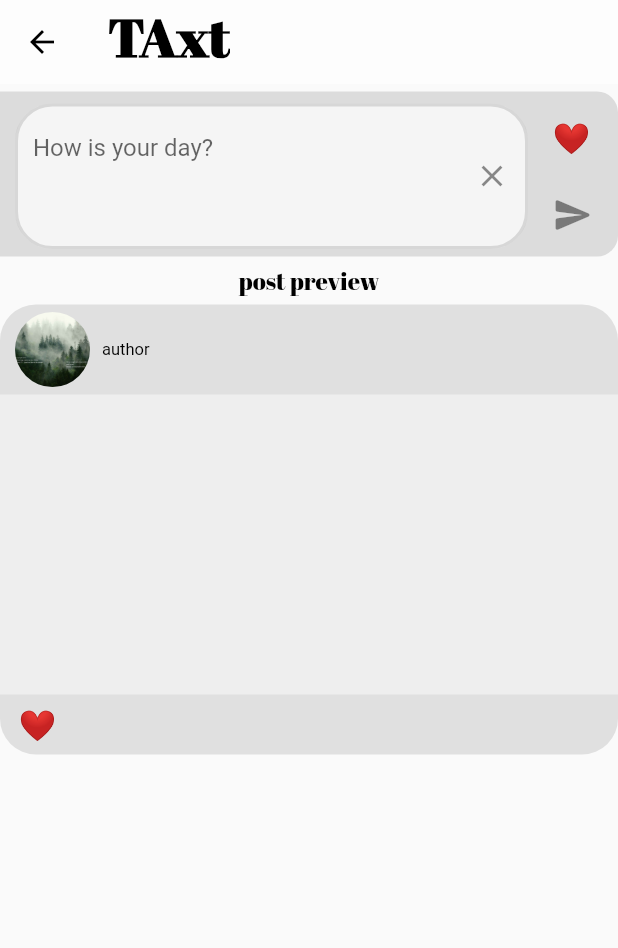
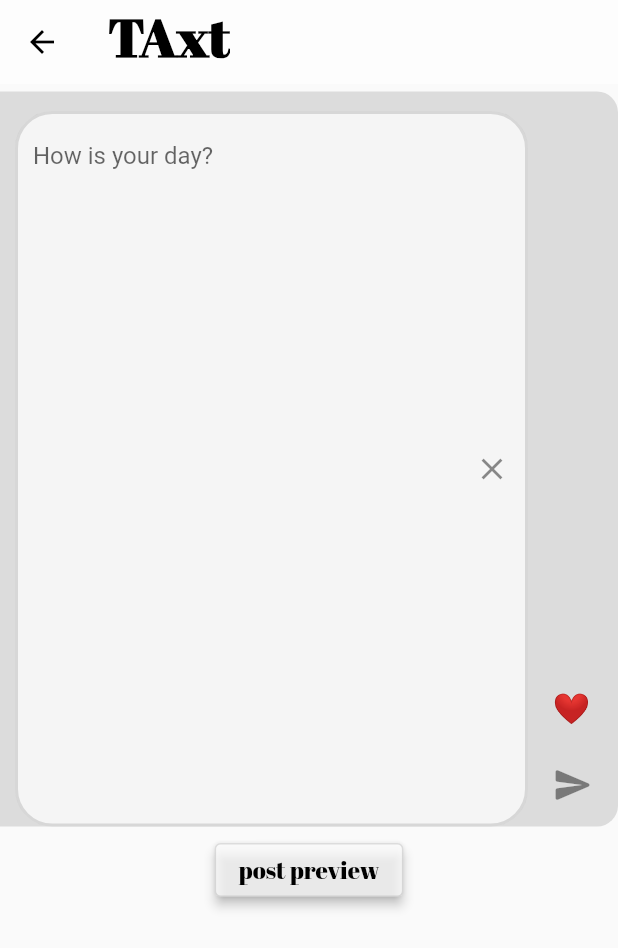
Before and after one commit to ychia112/TAxt_SocialMedia, a Flutter app: the UserPost screen opened directly, on a phone screen of 412 x 824 dp. Shown: the top 948 px of the screen. Run offline on Flutter 3.47's test engine with Material 2 defaults, Android fonts, the phone set to English and light mode, and no system bars; our stand-ins replace flutter_dotenv, google_fonts, google_nav_bar, image_picker, shared_preferences, slider_button; missing offline and left inert: ethereum_addresses, walletconnect_dart, web3dart; accounts and stored records are empty.

Commit message:
change layout of input post(v2)

```diff
--- a/lib/pages/post_page.dart
+++ b/lib/pages/post_page.dart
@@ -12,6 +12,8 @@ import '../providers/metamask_provider.dart';
 import '../utils/blockchain.dart';
 import '../utils/mood.dart';
 import 'package:google_fonts/google_fonts.dart';
+
+import '../widgets/additionaltext.dart';
 
 
 class UserPost extends StatefulWidget {
@@ -184,11 +186,10 @@ class _UserPostState extends State<UserPost> {
                         decoration: const BoxDecoration(
                             borderRadius: BorderRadius.only(topRight:Radius.circular(14),bottomRight:Radius.circular(14)),
                             color: Colors.black12,
-
                         ),
                         constraints: const BoxConstraints(
-                          minHeight: 100,
-                          maxHeight: 110,
+                          minHeight: 470,
+                          maxHeight: 490,
                         ),
                         child:
                         Row( //showing the input area
@@ -198,13 +199,13 @@ class _UserPostState extends State<UserPost> {
                               Container(
                                 padding:const EdgeInsets.only(left:5,right: 5), color: Colors.transparent,
                                 width: MediaQuery.of(context).size.width-60,
-                                height: 100,
+                                height:MediaQuery.of(context).size.height-180,
                                 alignment: Alignment.bottomCenter,
                                 child:
                                 TextFormField(
                                   keyboardType: TextInputType.multiline,
-                                  minLines: 3,
-                                  maxLines:3,
+                                  minLines: 23,
+                                  maxLines:23,
                                   controller: _textController,
                                   decoration: InputDecoration(
                                     hintText: 'How is your day?',
@@ -228,6 +229,7 @@ class _UserPostState extends State<UserPost> {
                                         _textController.clear();
                                       },
                                       icon: const Icon(Icons.clear),
+                                      alignment: AlignmentDirectional.center,
                                     ),
 
                                   ),
@@ -235,6 +237,8 @@ class _UserPostState extends State<UserPost> {
                               ),
                               //Container(padding:const EdgeInsets.only(right: 5), color: Colors.transparent,),
                               Column(
+                                mainAxisAlignment: MainAxisAlignment.end,
+                                crossAxisAlignment: CrossAxisAlignment.center,
                                 children: [
                                   Container(
                                     width: 50,
@@ -308,100 +312,108 @@ class _UserPostState extends State<UserPost> {
                         ),
                       ),
                       const Padding(padding: EdgeInsets.only(bottom: 5),),
-                      Text("post preview",
-                        style: GoogleFonts.abrilFatface(
-                        textStyle: const TextStyle(
-                            fontSize: 16,
-                            fontWeight: FontWeight.normal,
-                            color: Colors.black,
-                        ),),),
-                      Container(
-                        padding: const EdgeInsets.only(top: 5,bottom: 5),
-                        decoration: const BoxDecoration(
-                          //color:  Colors.grey,
+                      OutlinedButton(
+                          onPressed: null,
+                          style:OutlinedButton.styleFrom(
+                            elevation: 3,
+                            backgroundColor: Colors.white70,
 
-                        ),
-                        height:410 ,
-                        constraints: BoxConstraints(
-                          minHeight: 200,
-                          //maxHeight: 420,
-                          maxWidth: MediaQuery.of(context).size.width,
-                        ),
-                        child: SingleChildScrollView(
-                          child:
-                           Container(
-                          decoration: BoxDecoration(
-                            borderRadius: BorderRadius.circular(24.0),
-                            color:  Colors.grey.shade300,
                           ),
-                          child:
-                            Column(
-                              mainAxisAlignment: MainAxisAlignment.center,
-                              crossAxisAlignment: CrossAxisAlignment.center,
-                              children: [
-                                Row(
-                                  children:[
-                                    const Padding(padding: EdgeInsets.only(top:60.0,left: 10)),
-                                    ClipOval(
-                                        child: Image.asset('assets/images/2.jpg', width: 50, height: 50, fit: BoxFit.cover,)
-                                    ),
-                                    const SizedBox(width: 8),
-                                    const Text(
-                                      "author", // Replace with desired emoji//happy
-                                      style: TextStyle(fontSize: 11.0, color: Colors.black),
-                                    ),
-                                  ],
-                                ),
-                                Row(
-                                    children: [
-                                      Center(
-                                          child: Container(
-                                              padding: const EdgeInsets.all(16),
-                                              alignment: Alignment.center,
-                                              constraints: BoxConstraints(
-                                                minHeight: 200,
-                                                maxWidth: MediaQuery.of(context).size.width,
-                                              ),
-                                              decoration: BoxDecoration(
-                                                color:  Colors.grey.shade200,
-                                              ),
-                                              child: Container( //未超出指定行数的话全部显示
-                                                child: _printLatestValue(_textController.text),
-                                              )
-                                          )
-                                      )
-                                    ]),
-                                Row(
-                                  children: [
-                                    SizedBox(
-                                        width: 50,
-                                        height: 40,
-                                        //color: Colors.black26,
-                                        child: RawMaterialButton(
-                                          onPressed: () {},
-                                          // fillColor: Colors.transparent,
-                                          highlightColor:Colors.transparent,
-                                          splashColor:Colors.transparent,
-                                          hoverColor:Colors.transparent,
-                                          shape: const CircleBorder(),
-                                          child: Text(
-                                            moodEmoji[_usermood.index], // Replace with desired emoji//happy
-                                            style: const TextStyle(fontSize: 20.0, color: Colors.white),
-                                          ),
-                                        )
-                                    ),
-                                    //const Spacer(),
-                                    // if(dateTimeString != "")
-                                    //   Text(displayDateTime(dateTimeString)),
-                                    //const SizedBox(width: 10,)
-                                  ],
-                                ),
-                              ],
-                            ),
-                          ),
+                          child: Text("post preview",
+                            style: GoogleFonts.abrilFatface(
+                              textStyle: const TextStyle(
+                                fontSize: 16,
+                                fontWeight: FontWeight.normal,
+                                color: Colors.black,
 
-                        ),
-                      ),
+                              ),),),)
+                      // Container(
+                      //   padding: const EdgeInsets.only(top: 5,bottom: 5),
+                      //   decoration: const BoxDecoration(
+                      //     //color:  Colors.grey,
+                      //
+                      //   ),
+                      //   height:410 ,
+                      //   constraints: BoxConstraints(
+                      //     minHeight: 200,
+                      //     //maxHeight: 420,
+                      //     maxWidth: MediaQuery.of(context).size.width,
+                      //   ),
+                      //   child: SingleChildScrollView(
+                      //     child:
+                      //      Container(
+                      //     decoration: BoxDecoration(
+                      //       borderRadius: BorderRadius.circular(24.0),
+                      //       color:  Colors.grey.shade300,
+                      //     ),
+                      //     child:
+                      //       Column(
+                      //         mainAxisAlignment: MainAxisAlignment.center,
+                      //         crossAxisAlignment: CrossAxisAlignment.center,
+                      //         children: [
+                      //           Row(
+                      //             children:[
+                      //               const Padding(padding: EdgeInsets.only(top:60.0,left: 10)),
+                      //               ClipOval(
+                      //                   child: Image.asset('assets/images/2.jpg', width: 50, height: 50, fit: BoxFit.cover,)
+                      //               ),
+                      //               const SizedBox(width: 8),
+                      //               const Text(
+                      //                 "author", // Replace with desired emoji//happy
+                      //                 style: TextStyle(fontSize: 11.0, color: Colors.black),
+                      //               ),
+                      //             ],
+                      //           ),
+                      //           Row(
+                      //               children: [
+                      //                 Center(
+                      //                     child: Container(
+                      //                         padding: const EdgeInsets.all(16),
+                      //                         alignment: Alignment.center,
+                      //                         constraints: BoxConstraints(
+                      //                           minHeight: 200,
+                      //                           maxWidth: MediaQuery.of(context).size.width,
+                      //                         ),
+                      //                         decoration: BoxDecoration(
+                      //                           color:  Colors.grey.shade200,
+                      //                         ),
+                      //                         child: Container( //未超出指定行数的话全部显示
+                      //                           child: _printLatestValue(_textController.text),
+                      //                         )
+                      //                     )
+                      //                 )
+                      //               ]),
+                      //           Row(
+                      //             children: [
+                      //               SizedBox(
+                      //                   width: 50,
+                      //                   height: 40,
+                      //                   //color: Colors.black26,
+                      //                   child: RawMaterialButton(
+                      //                     onPressed: () {},
+                      //                     // fillColor: Colors.transparent,
+                      //                     highlightColor:Colors.transparent,
+                      //                     splashColor:Colors.transparent,
+                      //                     hoverColor:Colors.transparent,
+                      //                     shape: const CircleBorder(),
+                      //                     child: Text(
+                      //                       moodEmoji[_usermood.index], // Replace with desired emoji//happy
+                      //                       style: const TextStyle(fontSize: 20.0, color: Colors.white),
+                      //                     ),
+                      //                   )
+                      //               ),
+                      //               //const Spacer(),
+                      //               // if(dateTimeString != "")
+                      //               //   Text(displayDateTime(dateTimeString)),
+                      //               //const SizedBox(width: 10,)
+                      //             ],
+                      //           ),
+                      //         ],
+                      //       ),
+                      //     ),
+                      //
+                      //   ),
+                      // ),
 
 
                     ],
```
Also changed, not shown: pubspec.lock.
